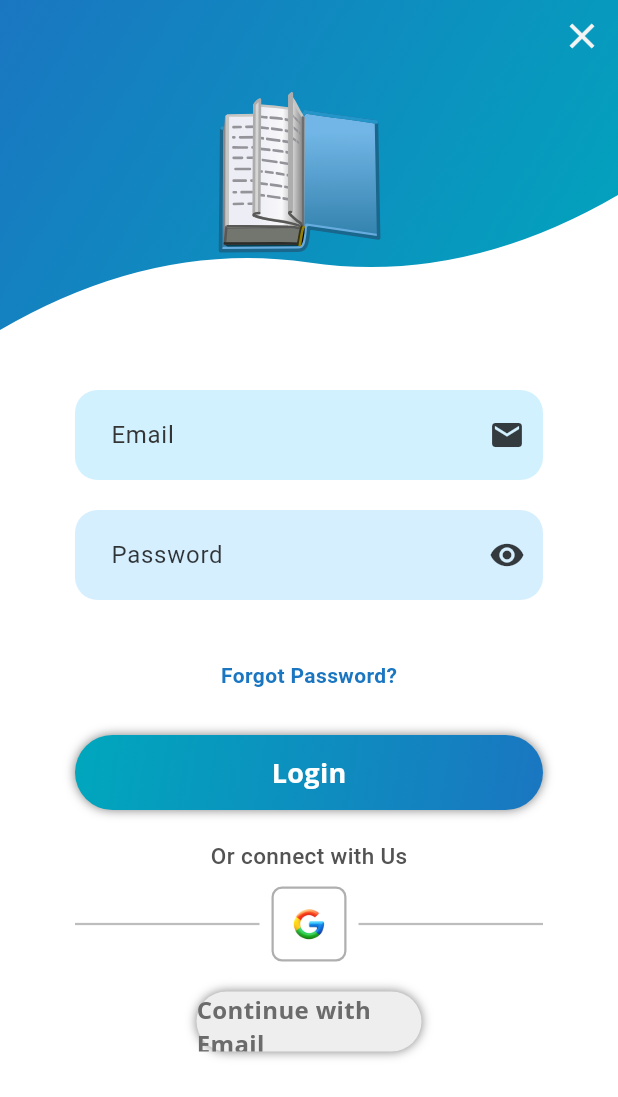
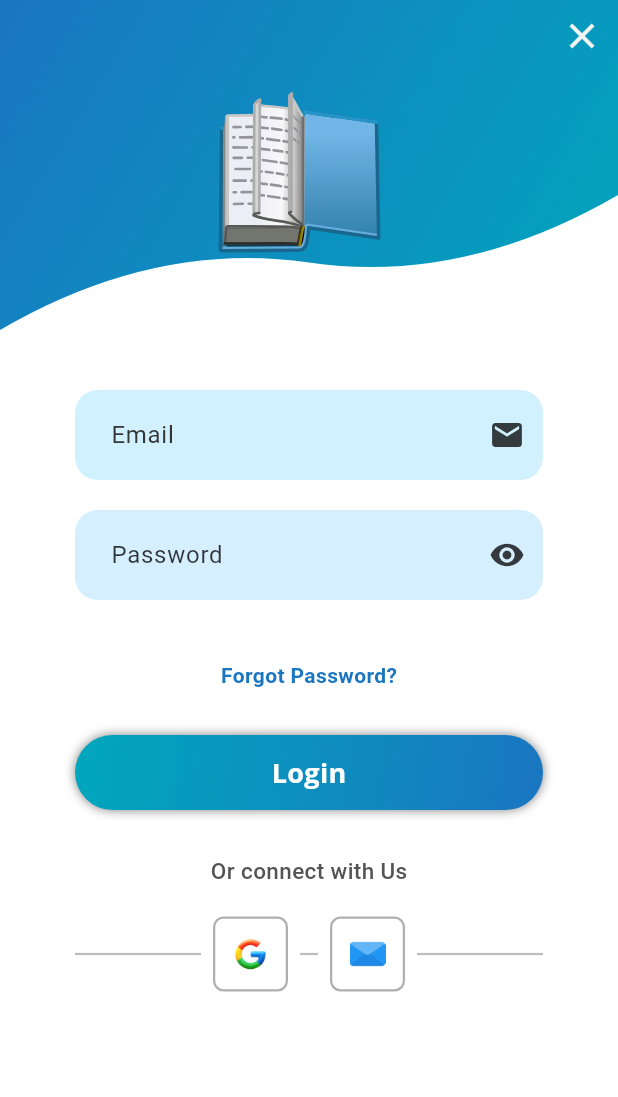
Before and after one commit to RahimALi12/bookstore, a Flutter app: the screen it shows after launch, item 4 of the bottom bar chosen, after a tap on "Login", on a phone screen of 412 x 824 dp. Shown: the top 1097 px of the screen. Run offline on Flutter 3.47's test engine with Material 3 defaults, Android fonts, the phone set to English and light mode, and no system bars; our stand-ins replace cloud_firestore, curved_navigation_bar, firebase_auth, firebase_core, get, get_storage and 3 more; accounts and stored records are empty.

Commit message:
login ui

```diff
--- a/lib/views/auth/loginscreen.dart
+++ b/lib/views/auth/loginscreen.dart
@@ -100,7 +100,7 @@ class LoginScreen extends StatelessWidget {
                       const SizedBox(height: 20),
 
                       // Sign Up Button
-                      buildSignUpButton(context),
+                      // buildSignUpButton(context),
                     ],
                   ),
                 ),
@@ -231,6 +231,7 @@ class LoginScreen extends StatelessWidget {
     return Column(
       children: [
         // "Connect with Us" Text
+        SizedBox(height: 10),
         Text(
           "Or connect with Us",
           style: GoogleFonts.roboto(
@@ -239,7 +240,7 @@ class LoginScreen extends StatelessWidget {
             fontWeight: FontWeight.w500,
           ),
         ),
-        const SizedBox(height: 10), // Add some space between text and button
+        const SizedBox(height: 20), // Add some space between text and button
 
         // Google Sign Up Button
         Row(
@@ -268,6 +269,39 @@ class LoginScreen extends StatelessWidget {
                 ),
               ),
             ),
+            SizedBox(
+              width: 12,
+              child: Divider(color: Colors.grey[400], thickness: 1.5),
+            ),
+            Container(
+              margin: const EdgeInsets.symmetric(horizontal: 8),
+              child: GestureDetector(
+                onTap: () {
+                  Get.to(() => const Emaillogin(),
+                      transition: Transition.fadeIn,
+                      duration: const Duration(milliseconds: 900));
+                },
+                child: AnimatedContainer(
+                  duration: const Duration(milliseconds: 900),
+                  curve: Curves.easeInCubic,
+                  child: Container(
+                    width: 50,
+                    height: 50,
+                    decoration: BoxDecoration(
+                      borderRadius: BorderRadius.circular(7),
+                      border: Border.all(
+                          color: const Color.fromARGB(255, 175, 175, 175),
+                          width: 1.5),
+                      color: Colors.white,
+                    ),
+                    child: Center(
+                      child: Image.asset('assets/icons/email.png',
+                          height: 24, width: 24),
+                    ),
+                  ),
+                ),
+              ),
+            ),
             Expanded(child: Divider(color: Colors.grey[400], thickness: 1.5)),
           ],
         ),
@@ -285,30 +319,23 @@ Widget buildSignUpButton(BuildContext context) {
         onTap: () {
           Get.to(() => const Emaillogin(),
               transition: Transition.fadeIn,
-              duration: const Duration(milliseconds: 900));
+              duration: const Duration(milliseconds: 300));
         },
         child: AnimatedContainer(
           duration: const Duration(milliseconds: 900),
           curve: Curves.easeInCubic,
-          width: 150,
-          height: 40,
-          decoration: BoxDecoration(
-            color: Colors.grey[200],
-            borderRadius: BorderRadius.circular(30),
-            boxShadow: [
-              BoxShadow(
-                  color: Colors.black.withOpacity(0.5),
-                  blurRadius: 5,
-                  offset: const Offset(0, 0)),
-            ],
-          ),
-          child: Center(
-            child: Text(
-              "Continue with Email",
-              style: GoogleFonts.openSans(
-                  color: const Color.fromARGB(255, 107, 107, 107),
-                  fontSize: 16,
-                  fontWeight: FontWeight.bold),
+          child: Container(
+            width: 50,
+            height: 50,
+            decoration: BoxDecoration(
+              borderRadius: BorderRadius.circular(7),
+              border: Border.all(
+                  color: const Color.fromARGB(255, 175, 175, 175), width: 1.5),
+              color: Colors.white,
+            ),
+            child: Center(
+              child:
+                  Image.asset('assets/icons/email.png', height: 24, width: 24),
             ),
           ),
         ),
--- a/lib/views/auth/resetpassword.dart
+++ b/lib/views/auth/resetpassword.dart
@@ -31,7 +31,7 @@ class ResetPassword extends StatelessWidget {
               decoration: InputDecoration(
                 hintText: "Enter your email",
                 filled: true,
-                fillColor: const Color.fromARGB(255, 52, 52, 52),
+                fillColor: Color.fromARGB(255, 214, 214, 214),
                 border: OutlineInputBorder(
                   borderRadius: BorderRadius.circular(10),
                   borderSide: BorderSide.none,
@@ -60,7 +60,7 @@ class ResetPassword extends StatelessWidget {
                 }
               },
               style: ElevatedButton.styleFrom(
-                backgroundColor: const Color.fromARGB(255, 26, 118, 193),
+                backgroundColor: Color.fromARGB(255, 199, 230, 255),
               ),
               child: const Text("Send Reset Link"),
             ),
--- a/lib/views/profilescreen.dart
+++ b/lib/views/profilescreen.dart
@@ -29,7 +29,7 @@ class ProfileScreen extends StatelessWidget {
       appBar: AppBar(
         title: Text(
           'BookStore',
-          style: TextStyle(fontWeight: FontWeight.bold),
+          style: TextStyle(fontWeight: FontWeight.bold, color: Colors.white),
         ),
         centerTitle: true,
         backgroundColor: Colors.blue,
@@ -158,7 +158,10 @@ class ProfileScreen extends StatelessWidget {
                 ),
                 child: Text(
                   'Login',
-                  style: TextStyle(fontSize: 18, fontWeight: FontWeight.bold),
+                  style: TextStyle(
+                      fontSize: 18,
+                      fontWeight: FontWeight.bold,
+                      color: Colors.white),
                 ),
               ),
             ),
```
Also changed, not shown: lib/views/auth/emaillogin.dart (+4 -4 lines), assets/icons/email.png (added).
